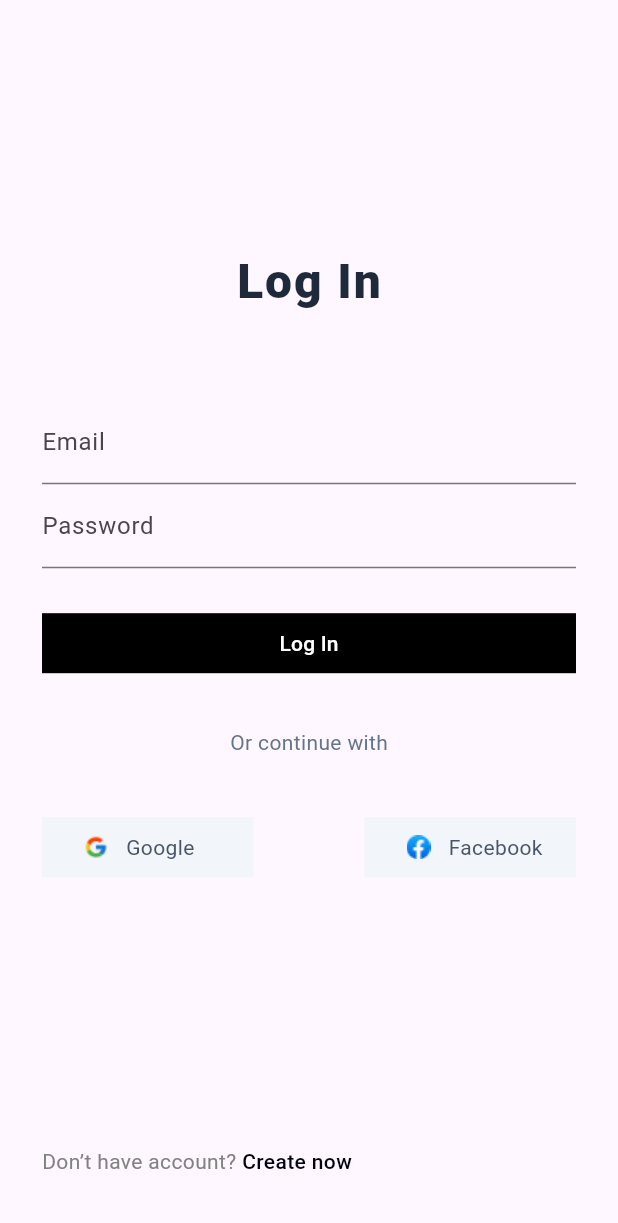
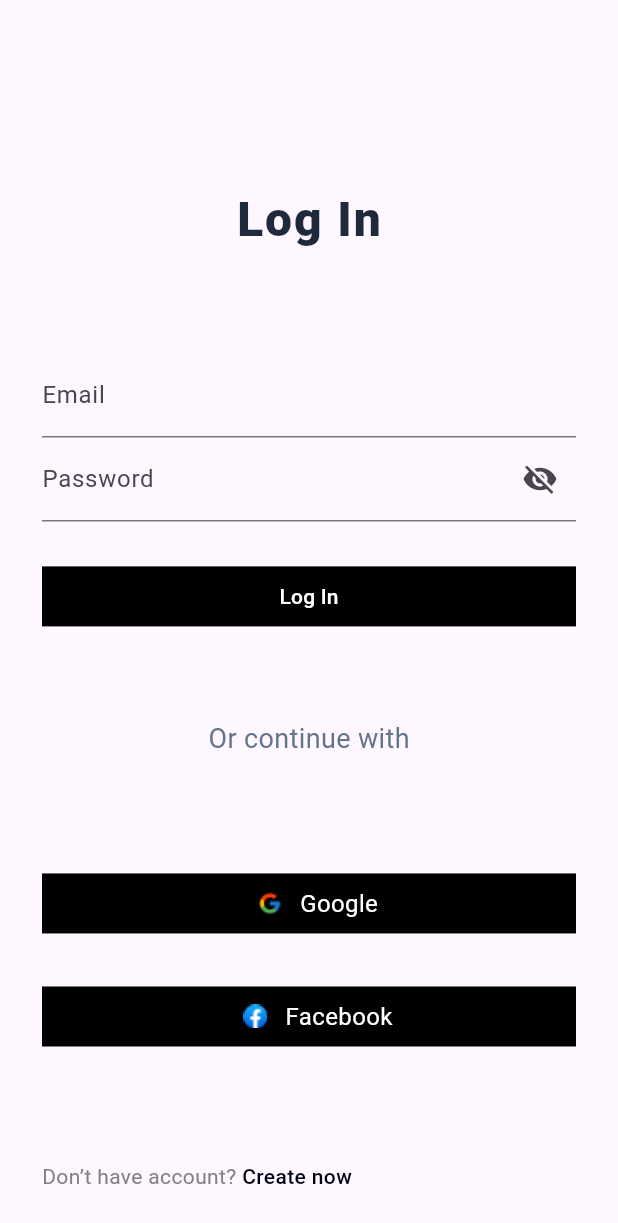
Before and after one commit to youssefhedefa/e_commerce, a Flutter app: the screen it shows after launch, after a tap on "Skip", on a phone screen of 412 x 824 dp. Shown: the top 1223 px of the screen. Run offline on Flutter 3.47's test engine with Material 2 defaults, Android fonts, the phone set to English and light mode, and no system bars; our stand-ins replace firebase_core, smooth_page_indicator; accounts and stored records are empty.

Commit message:
complete sign in view

```diff
--- /dev/null
+++ b/lib/core/utils/const.dart
@@ -0,0 +1,5 @@
+class Constants
+{
+  static const logInView = 'log in';
+  static const signInView = 'sign in';
+}
--- a/lib/core/utils/my_routes.dart
+++ b/lib/core/utils/my_routes.dart
@@ -1,11 +1,14 @@
-import 'package:e_commerce/features/logIn/presentation/views/log_in_view.dart';
 import 'package:e_commerce/features/onBoarding/presentation/views/on_boarding_view.dart';
+import 'package:e_commerce/features/registration/presentation/views/log_in_view.dart';
+import 'package:e_commerce/features/registration/presentation/views/sign_in_view.dart';
 import 'package:flutter/material.dart';
 
 class MyRoutes
 {
   static const onBoardingView = '/OnBoarding';
   static const logInView = '/logIn';
+  static const signUpView = '/signUp';
+
 
   static Route<dynamic> generateRoute(RouteSettings settings) {
     switch(settings.name)
@@ -19,6 +22,9 @@ class MyRoutes
       case logInView:
         return MaterialPageRoute(builder: (context) => const LogInView(),);
 
+      case signUpView:
+        return MaterialPageRoute(builder: (context) => const SignUpView(),);
+
     }
 
 
--- a/lib/features/logIn/presentation/views/log_in_view.dart
+++ /dev/null
@@ -1,68 +0,0 @@
-import 'package:e_commerce/core/utils/mobile_dimensions.dart';
-import 'package:e_commerce/core/utils/widgets/welcomPanel.dart';
-import 'package:flutter/material.dart';
-import 'widgets/custom_form.dart';
-import 'widgets/footer.dart';
-import 'widgets/social_media_row.dart';
-
-class LogInView extends StatelessWidget {
-  const LogInView({Key? key}) : super(key: key);
-
-  @override
-  Widget build(BuildContext context) {
-    return Scaffold(
-      body: SingleChildScrollView(
-        child: SizedBox(
-          height: MobileDimensions.getHeight(context),
-          child: Padding(
-            padding: EdgeInsetsDirectional.only(
-              top: MobileDimensions.getHeight(context) * 0.2,
-              start: 28,
-              end: 28,
-            ),
-            child: Column(
-              crossAxisAlignment: CrossAxisAlignment.center,
-              children: [
-                const Panel(text: 'Log In'),
-                const SizedBox(
-                  height: 56,
-                ),
-                CustomForm(
-                  onPressed: () {},
-                  buttonText: 'Log In',
-                  onChangedEmail: (value) {},
-                  onChangedPassword: (value) {},
-                ),
-                const SizedBox(
-                  height: 36,
-                ),
-                const Text(
-                  'Or continue with',
-                  style: TextStyle(
-                    color: Color(0xFF64748B),
-                    fontSize: 14,
-                    fontFamily: 'Roboto',
-                    fontWeight: FontWeight.w400,
-                    height: 1.43,
-                  ),
-                ),
-                const SizedBox(
-                  height: 40,
-                ),
-                const SocialMediaRow(),
-                const Spacer(),
-                const SizedBox(
-                  height: 30,
-                ),
-                const Footer(),
-                const SizedBox(
-                  height: 40,
-                ),
-              ],
-            ),
-          ),
-        ),
-      ),
-    );
-  }
-}
--- a/lib/features/logIn/presentation/views/widgets/custom_form.dart
+++ /dev/null
@@ -1,63 +0,0 @@
-import 'package:flutter/material.dart';
-
-import 'custom_text_form_field.dart';
-
-class CustomForm extends StatelessWidget {
-  const CustomForm({
-    Key? key,
-    required this.buttonText,
-    required this.onPressed,
-    required this.onChangedEmail,
-    required this.onChangedPassword,
-    this.emailValidator,
-    this.passwordValidator,
-  }) : super(key: key);
-
-  final String buttonText;
-  final void Function() onPressed;
-  final void Function(String) onChangedEmail;
-  final void Function(String) onChangedPassword;
-  final String? Function(String?)? emailValidator;
-  final String? Function(String?)? passwordValidator;
-  @override
-  Widget build(BuildContext context) {
-    return Form(
-      onChanged: onPressed,
-      child: Column(
-        children: [
-          CustomTextFormField(
-            label: 'Email',
-            onChanged: onChangedEmail,
-            validator: emailValidator,
-          ),
-          CustomTextFormField(
-            label: 'Password',
-            onChanged: onChangedPassword,
-            validator: passwordValidator,
-          ),
-          const SizedBox(
-            height: 30,
-          ),
-          Container(
-            height: 40,
-            decoration: const BoxDecoration(
-              color: Colors.black,
-            ),
-            child: MaterialButton(
-              onPressed: () {},
-              child: const Align(
-                alignment: Alignment.center,
-                child: Text(
-                  'Log In',
-                  style: TextStyle(
-                    color: Colors.white,
-                  ),
-                ),
-              ),
-            ),
-          ),
-        ],
-      ),
-    );
-  }
-}
--- a/lib/features/logIn/presentation/views/widgets/social_media_row.dart
+++ /dev/null
@@ -1,25 +0,0 @@
-import 'package:e_commerce/core/utils/my_assets.dart';
-import 'package:e_commerce/features/logIn/presentation/views/custom_social_media_container.dart';
-import 'package:flutter/material.dart';
-
-class SocialMediaRow extends StatelessWidget
-{
-  const SocialMediaRow({Key? key}) : super(key: key);
-
-  @override
-  Widget build(BuildContext context) {
-    return Row(
-      mainAxisAlignment: MainAxisAlignment.spaceBetween,
-      children: [
-        CustomSocialMediaContainer(
-          label: 'Google',
-          iconName: MyAssets.google,
-        ),
-        CustomSocialMediaContainer(
-          label: 'Facebook',
-          iconName: MyAssets.facebook,
-        ),
-      ],
-    );
-  }
-}
--- /dev/null
+++ b/lib/features/registration/presentation/views/log_in_view.dart
@@ -0,0 +1,36 @@
+import 'package:e_commerce/core/utils/const.dart';
+import 'package:e_commerce/core/utils/my_routes.dart';
+import 'package:flutter/material.dart';
+import 'widgets/registration_information.dart';
+
+class LogInView extends StatelessWidget {
+  const LogInView({Key? key}) : super(key: key);
+
+  @override
+  Widget build(BuildContext context) {
+
+    return Scaffold(
+      body: RegistrationInformation(
+        label: 'Log In',
+        viewName: Constants.logInView,
+        passwordValidator: (value) {
+          if (value!.isEmpty) {
+            return 'password is required';
+          }
+          return null;
+        },
+        emailValidator: (value){
+          if (value!.isEmpty) {
+            return 'email is required';
+          }
+          return null;
+        },
+        text: 'Don’t have account? ',
+        clickableText: 'Create now',
+        onTextTap: () {
+          Navigator.pushNamed(context, MyRoutes.signUpView);
+        },
+      ),
+    );
+  }
+}
--- /dev/null
+++ b/lib/features/registration/presentation/views/sign_in_view.dart
@@ -0,0 +1,36 @@
+import 'package:e_commerce/core/utils/const.dart';
+import 'package:e_commerce/core/utils/my_routes.dart';
+import 'package:flutter/material.dart';
+
+import 'widgets/registration_information.dart';
+
+class SignUpView extends StatelessWidget {
+  const SignUpView({Key? key}) : super(key: key);
+
+  @override
+  Widget build(BuildContext context) {
+    return Scaffold(
+      body: RegistrationInformation(
+        label: 'Sign Up',
+        viewName: Constants.signInView,
+        passwordValidator: (value) {
+          if (value!.isEmpty) {
+            return 'password is required';
+          }
+          return null;
+        },
+        emailValidator: (value){
+          if (value!.isEmpty) {
+            return 'email is required';
+          }
+          return null;
+        },
+        text: 'Already have account? ',
+        clickableText: 'Log In',
+        onTextTap: () {
+          Navigator.pushNamed(context, MyRoutes.logInView);
+        },
+      ),
+    );
+  }
+}
--- /dev/null
+++ b/lib/features/registration/presentation/views/widgets/custom_form.dart
@@ -0,0 +1,106 @@
+import 'package:e_commerce/core/utils/const.dart';
+import 'package:flutter/material.dart';
+
+import 'custom_text_form_field.dart';
+
+class CustomForm extends StatefulWidget {
+  const CustomForm({
+    Key? key,
+    required this.buttonText,
+    this.emailValidator,
+    this.passwordValidator,
+    this.viewName,
+  }) : super(key: key);
+
+  final String buttonText;
+  final String? Function(String?)? emailValidator;
+  final String? Function(String?)? passwordValidator;
+  final String? viewName;
+
+  @override
+  State<CustomForm> createState() => _CustomFormState();
+}
+
+class _CustomFormState extends State<CustomForm> {
+
+  GlobalKey<FormState> formKey = GlobalKey();
+  String? email;
+  String? password;
+  bool visibility = false;
+  @override
+  Widget build(BuildContext context) {
+    return Form(
+      key: formKey,
+      child: Column(
+        children: [
+          CustomTextFormField(
+            label: 'Email',
+            onChanged: (value){
+              email = value;
+            },
+            validator: widget.emailValidator,
+            keyboardType: TextInputType.emailAddress,
+            obscureText: false,
+          ),
+          CustomTextFormField(
+            label: 'Password',
+            onChanged: (value){
+              password = value;
+            },
+            validator: widget.passwordValidator,
+            suffixIcon: IconButton(
+              onPressed: () {
+                setState(() {
+                  if(visibility == false)
+                  {
+                    visibility = true;
+                  }
+                  else{
+                    visibility = false;
+                  }
+                });
+              },
+              icon: visibility == true ? const Icon(Icons.visibility) : const Icon(Icons.visibility_off),
+            ),
+            obscureText: visibility,
+          ),
+          const SizedBox(
+            height: 30,
+          ),
+          Container(
+            height: 40,
+            decoration: const BoxDecoration(
+              color: Colors.black,
+            ),
+            child: MaterialButton(
+              onPressed: (){
+                if(formKey.currentState!.validate())
+                {
+                  if(widget.viewName == Constants.logInView)
+                  {
+                    print(email! + password!);
+                  }
+                  else if(widget.viewName == Constants.signInView){
+                    print('sign in');
+                  }
+                }
+                else {
+                  return;
+                }
+              },
+              child: Align(
+                alignment: Alignment.center,
+                child: Text(
+                  widget.buttonText,
+                  style:const TextStyle(
+                    color: Colors.white,
+                  ),
+                ),
+              ),
+            ),
+          ),
+        ],
+      ),
+    );
+  }
+}
--- a/lib/features/logIn/presentation/views/custom_social_media_container.dart
+++ b/lib/features/registration/presentation/views/widgets/custom_social_media_container.dart
@@ -9,12 +9,13 @@ class CustomSocialMediaContainer extends StatelessWidget {
   @override
   Widget build(BuildContext context) {
     return Container(
-      width: 141,
+      //width: 141,
       height: 40,
-      color:const Color.fromRGBO(242, 245, 249, 1),
+      color: Colors.black,
       child: Padding(
         padding: const EdgeInsets.symmetric(horizontal: 16.0),
         child: Row(
+          mainAxisAlignment: MainAxisAlignment.center,
           children: [
             CircleAvatar(
               backgroundColor: Colors.transparent,
@@ -23,8 +24,8 @@ class CustomSocialMediaContainer extends StatelessWidget {
             Text(
               label,
               style:const TextStyle(
-                color: Color(0xFF475569),
-                fontSize: 14,
+                color: Colors.white,
+                fontSize: 16,
                 fontWeight: FontWeight.w400,
                 height: 1.43,
               ),
--- a/lib/features/logIn/presentation/views/widgets/custom_text_form_field.dart
+++ b/lib/features/registration/presentation/views/widgets/custom_text_form_field.dart
@@ -7,6 +7,7 @@ class CustomTextFormField extends StatelessWidget {
         required this.label,
         required this.onChanged,
         this.validator,
+        this.suffixIcon, required this.obscureText,
       })
       : super(key: key);
 
@@ -14,6 +15,9 @@ class CustomTextFormField extends StatelessWidget {
   final String label;
   final void Function(String) onChanged;
   final String? Function(String?)? validator;
+  final Widget? suffixIcon;
+  final bool obscureText;
+
   @override
   Widget build(BuildContext context) {
     return TextFormField(
@@ -22,9 +26,11 @@ class CustomTextFormField extends StatelessWidget {
         label: Text(
           label,
         ),
+        suffixIcon: suffixIcon,
       ),
       onChanged: onChanged,
       validator: validator,
+      obscureText: obscureText,
     );
   }
 }
--- a/lib/features/logIn/presentation/views/widgets/footer.dart
+++ b/lib/features/registration/presentation/views/widgets/footer.dart
@@ -1,27 +1,30 @@
 import 'package:flutter/material.dart';
 
 class Footer extends StatelessWidget {
-  const Footer({Key? key}) : super(key: key);
+  const Footer({Key? key, required this.text, required this.clickableText, this.onTap}) : super(key: key);
+
+  final String text;
+  final String clickableText;
+  final void Function()? onTap;
+
 
   @override
   Widget build(BuildContext context) {
     return Row(
       children: [
-        const Text(
-          'Don’t have account? ',
-          style: TextStyle(
+         Text(
+          text,
+          style:const TextStyle(
             color: Color(0xFF828282),
             fontSize: 14,
             fontWeight: FontWeight.w400,
           ),
         ),
         GestureDetector(
-          onTap: () {
-            //  Navigator.pushNamed(context, MyRoutes.kSignIn);
-          },
-          child: const Text(
-            'Create now',
-            style: TextStyle(
+          onTap: onTap,
+          child:  Text(
+            clickableText,
+            style:const TextStyle(
               color: Color(0xFF000113),
               fontSize: 14,
               fontWeight: FontWeight.w500,
--- /dev/null
+++ b/lib/features/registration/presentation/views/widgets/registration_information.dart
@@ -0,0 +1,89 @@
+import 'package:e_commerce/core/utils/mobile_dimensions.dart';
+import 'package:e_commerce/core/utils/widgets/welcomPanel.dart';
+import 'package:flutter/material.dart';
+import 'custom_form.dart';
+import 'footer.dart';
+import 'social_media_row.dart';
+
+class RegistrationInformation extends StatelessWidget {
+  const RegistrationInformation({
+    Key? key,
+    required this.label,
+    required this.text,
+    required this.clickableText,
+    this.onTextTap,
+    this.emailValidator,
+    this.passwordValidator,
+    this.viewName,
+  }) : super(key: key);
+
+  final String label;
+  final String text;
+  final String clickableText;
+  final void Function()? onTextTap;
+  final String? Function(String?)? emailValidator;
+  final String? Function(String?)? passwordValidator;
+  final String? viewName;
+
+  @override
+  Widget build(BuildContext context) {
+    return SingleChildScrollView(
+      child: SizedBox(
+        height: MobileDimensions.getHeight(context),
+        child: Padding(
+          padding: EdgeInsetsDirectional.only(
+            top: MobileDimensions.getHeight(context) * 0.15,
+            start: 28,
+            end: 28,
+          ),
+          child: Column(
+            crossAxisAlignment: CrossAxisAlignment.center,
+            children: [
+              Panel(text: label),
+              const SizedBox(
+                height: 66,
+              ),
+              CustomForm(
+                buttonText: label,
+                emailValidator: emailValidator,
+                passwordValidator: passwordValidator,
+                viewName: viewName,
+              ),
+              const SizedBox(
+                height: 26,
+              ),
+              const Spacer(),
+              const Text(
+                'Or continue with',
+                style: TextStyle(
+                  color: Color(0xFF64748B),
+                  fontSize: 18,
+                  fontFamily: 'Roboto',
+                  fontWeight: FontWeight.w400,
+                  height: 1.43,
+                ),
+              ),
+              const SizedBox(
+                height: 40,
+              ),
+              const Spacer(),
+              const SocialMediaRow(),
+              const Spacer(),
+              const SizedBox(
+                height: 40,
+              ),
+              Footer(
+                text: text,
+                clickableText: clickableText,
+                onTap: onTextTap,
+              ),
+              const SizedBox(
+                height: 30,
+              ),
+            ],
+          ),
+        ),
+      ),
+    );
+  }
+}
--- /dev/null
+++ b/lib/features/registration/presentation/views/widgets/social_media_row.dart
@@ -0,0 +1,30 @@
+import 'package:e_commerce/core/utils/mobile_dimensions.dart';
+import 'package:e_commerce/core/utils/my_assets.dart';
+import 'package:e_commerce/features/registration/presentation/views/widgets/custom_social_media_container.dart';
+import 'package:flutter/material.dart';
+
+class SocialMediaRow extends StatelessWidget
+{
+  const SocialMediaRow({Key? key}) : super(key: key);
+
+  @override
+  Widget build(BuildContext context) {
+    return SizedBox(
+      height: MobileDimensions.height*0.14,
+      child: Column(
+        mainAxisAlignment: MainAxisAlignment.spaceBetween,
+        mainAxisSize: MainAxisSize.max,
+        children: [
+          CustomSocialMediaContainer(
+            label: 'Google',
+            iconName: MyAssets.google,
+          ),
+          CustomSocialMediaContainer(
+            label: 'Facebook',
+            iconName: MyAssets.facebook,
+          ),
+        ],
+      ),
+    );
+  }
+}
--- a/lib/main.dart
+++ b/lib/main.dart
@@ -1,7 +1,14 @@
 import 'package:e_commerce/core/utils/my_routes.dart';
+import 'package:firebase_core/firebase_core.dart';
 import 'package:flutter/material.dart';
 
-void main() {
+import 'firebase_options.dart';
+
+void main() async {
+  WidgetsFlutterBinding.ensureInitialized();
+  await Firebase.initializeApp(
+    options: DefaultFirebaseOptions.currentPlatform,
+  );
   runApp(const MyApp());
 }
 
--- a/pubspec.yaml
+++ b/pubspec.yaml
@@ -36,6 +36,7 @@ dependencies:
   # Use with the CupertinoIcons class for iOS style icons.
   cupertino_icons: ^1.0.2
   smooth_page_indicator: ^1.1.0
+  firebase_core: ^2.16.0
 
 dev_dependencies:
   flutter_test:
```
Also changed, not shown: lib/firebase_options.dart (added), pubspec.lock, 8 other files.
